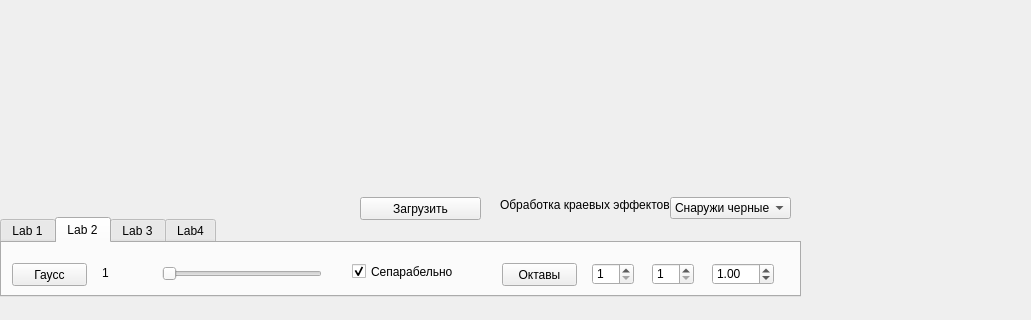
Old version of the form mainwindow.ui in the repository alexey8pcd/CyberVision_Lab1; both pictures show x 0 to 1031 and y 280 to 600 of the 1200 by 600 pixel window.
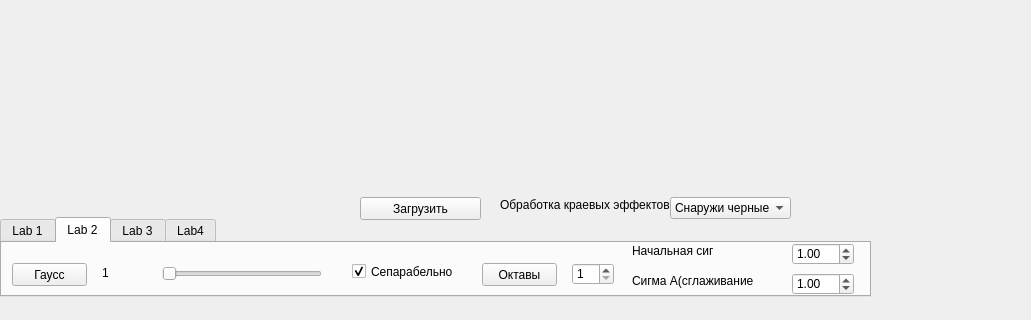
New version of the form. The open tabs and pages were chosen to show the change.

What changed in the file:
```diff
--- a/mainwindow.ui
+++ b/mainwindow.ui
@@ -91,7 +91,7 @@
      <rect>
       <x>0</x>
       <y>480</y>
-      <width>801</width>
+      <width>871</width>
       <height>80</height>
      </rect>
     </property>
@@ -200,12 +200,18 @@
      <widget class="QDoubleSpinBox" name="dsStartSigma">
       <property name="geometry">
        <rect>
-        <x>710</x>
-        <y>20</y>
+        <x>790</x>
+        <y>0</y>
         <width>62</width>
         <height>22</height>
        </rect>
       </property>
+      <property name="maximum">
+       <double>1000000.000000000000000</double>
+      </property>
+      <property name="singleStep">
+       <double>0.010000000000000</double>
+      </property>
       <property name="value">
        <double>1.000000000000000</double>
       </property>
@@ -213,7 +219,7 @@
      <widget class="QPushButton" name="bOctaves">
       <property name="geometry">
        <rect>
-        <x>500</x>
+        <x>480</x>
         <y>20</y>
         <width>75</width>
         <height>23</height>
@@ -226,20 +232,7 @@
      <widget class="QSpinBox" name="spLevelPerOctave">
       <property name="geometry">
        <rect>
-        <x>650</x>
-        <y>20</y>
-        <width>42</width>
-        <height>22</height>
-       </rect>
-      </property>
-      <property name="minimum">
-       <number>1</number>
-      </property>
-     </widget>
-     <widget class="QSpinBox" name="spOctavesCount">
-      <property name="geometry">
-       <rect>
-        <x>590</x>
+        <x>570</x>
         <y>20</y>
         <width>42</width>
         <height>22</height>
@@ -265,6 +258,51 @@
        <bool>true</bool>
       </property>
      </widget>
+     <widget class="QLabel" name="label_5">
+      <property name="geometry">
+       <rect>
+        <x>630</x>
+        <y>0</y>
+        <width>81</width>
+        <height>16</height>
+       </rect>
+      </property>
+      <property name="text">
+       <string>Начальная сигма</string>
+      </property>
+     </widget>
+     <widget class="QLabel" name="label_6">
+      <property name="geometry">
+       <rect>
+        <x>630</x>
+        <y>30</y>
+        <width>121</width>
+        <height>16</height>
+       </rect>
+      </property>
+      <property name="text">
+       <string>Сигма А(сглаживание)</string>
+      </property>
+     </widget>
+     <widget class="QDoubleSpinBox" name="dsSigmaA">
+      <property name="geometry">
+       <rect>
+        <x>790</x>
+        <y>30</y>
+        <width>62</width>
+        <height>22</height>
+       </rect>
+      </property>
+      <property name="maximum">
+       <double>1000000.000000000000000</double>
+      </property>
+      <property name="singleStep">
+       <double>0.010000000000000</double>
+      </property>
+      <property name="value">
+       <double>1.000000000000000</double>
+      </property>
+     </widget>
     </widget>
     <widget class="QWidget" name="tab_3">
      <attribute name="title">
```
Left out of the diff: 32 changed lines with no effect on the pictures.
